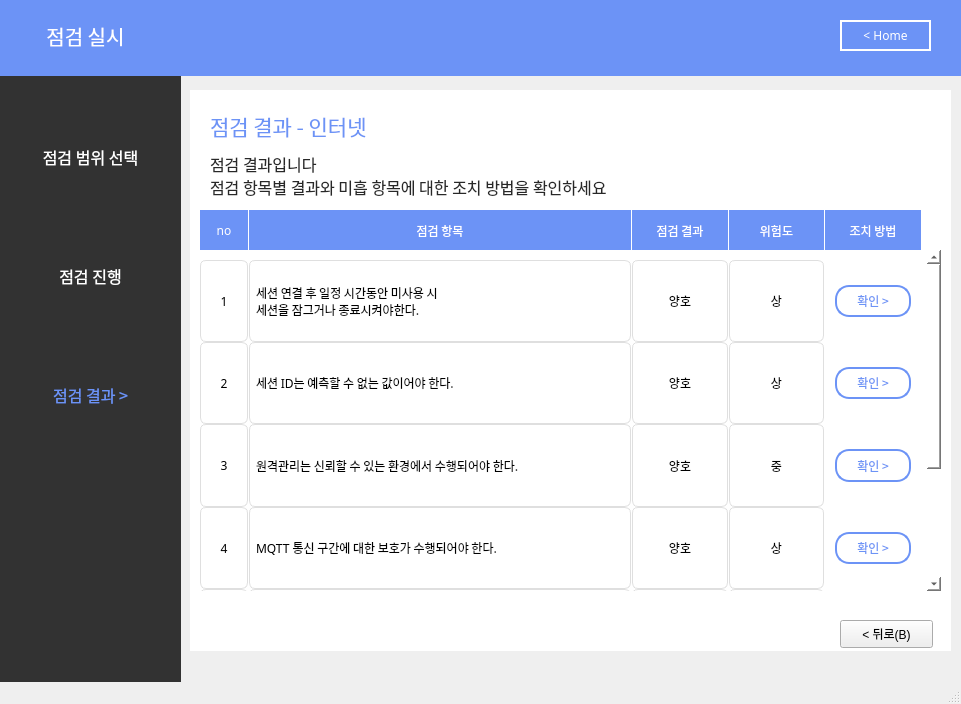
skyun333/wallpad, file result_internet.ui: the form before one commit.
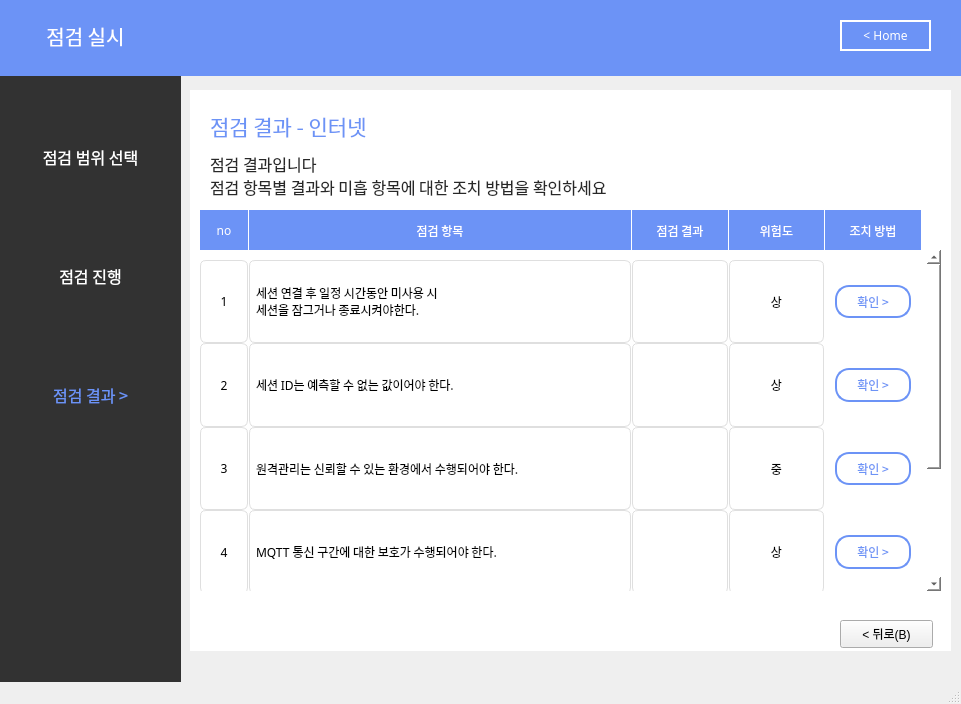
The form after the commit. Icons and pictures are not drawn.

Commit message: button style update

Diff of the .ui file:
```diff
--- a/result_internet.ui
+++ b/result_internet.ui
@@ -546,7 +546,7 @@
         <x>0</x>
         <y>10</y>
         <width>721</width>
-        <height>411</height>
+        <height>417</height>
        </rect>
       </property>
       <layout class="QGridLayout" name="gridLayout_5" columnstretch="1,8,2,2,2">
@@ -604,63 +604,6 @@
          </property>
         </widget>
        </item>
-       <item row="3" column="2">
-        <widget class="QLabel" name="label_183">
-         <property name="font">
-          <font>
-           <family>AppleSDGothicNeoM00</family>
-          </font>
-         </property>
-         <property name="styleSheet">
-          <string notr="true">border: 1px solid rgb(223, 223, 223);
-border-radius: 6px</string>
-         </property>
-         <property name="text">
-          <string>양호</string>
-         </property>
-         <property name="alignment">
-          <set>Qt::AlignCenter</set>
-         </property>
-        </widget>
-       </item>
-       <item row="2" column="2">
-        <widget class="QLabel" name="label_189">
-         <property name="font">
-          <font>
-           <family>AppleSDGothicNeoM00</family>
-          </font>
-         </property>
-         <property name="styleSheet">
-          <string notr="true">border: 1px solid rgb(223, 223, 223);
-border-radius: 6px</string>
-         </property>
-         <property name="text">
-          <string>양호</string>
-         </property>
-         <property name="alignment">
-          <set>Qt::AlignCenter</set>
-         </property>
-        </widget>
-       </item>
-       <item row="5" column="2">
-        <widget class="QLabel" name="label_179">
-         <property name="font">
-          <font>
-           <family>AppleSDGothicNeoM00</family>
-          </font>
-         </property>
-         <property name="styleSheet">
-          <string notr="true">border: 1px solid rgb(223, 223, 223);
-border-radius: 6px</string>
-         </property>
-         <property name="text">
-          <string>양호</string>
-         </property>
-         <property name="alignment">
-          <set>Qt::AlignCenter</set>
-         </property>
-        </widget>
-       </item>
        <item row="5" column="3">
         <widget class="QLabel" name="label_178">
          <property name="font">
@@ -680,25 +623,6 @@
          </property>
         </widget>
        </item>
-       <item row="4" column="2">
-        <widget class="QLabel" name="label_181">
-         <property name="font">
-          <font>
-           <family>AppleSDGothicNeoM00</family>
-          </font>
-         </property>
-         <property name="styleSheet">
-          <string notr="true">border: 1px solid rgb(223, 223, 223);
-border-radius: 6px</string>
-         </property>
-         <property name="text">
-          <string>양호</string>
-         </property>
-         <property name="alignment">
-          <set>Qt::AlignCenter</set>
-         </property>
-        </widget>
-       </item>
        <item row="4" column="4">
         <widget class="QPushButton" name="pushButton_53">
          <property name="sizePolicy">
@@ -1214,25 +1138,6 @@
          </property>
         </widget>
        </item>
-       <item row="0" column="2">
-        <widget class="QLabel" name="label_182">
-         <property name="font">
-          <font>
-           <family>AppleSDGothicNeoM00</family>
-          </font>
-         </property>
-         <property name="styleSheet">
-          <string notr="true">border: 1px solid rgb(223, 223, 223);
-border-radius: 6px</string>
-         </property>
-         <property name="text">
-          <string>양호</string>
-         </property>
-         <property name="alignment">
-          <set>Qt::AlignCenter</set>
-         </property>
-        </widget>
-       </item>
        <item row="5" column="1">
         <widget class="QLabel" name="label_195">
          <property name="font">
@@ -1253,6 +1158,76 @@
          </property>
         </widget>
        </item>
+       <item row="0" column="2">
+        <widget class="QLabel" name="label_33">
+         <property name="styleSheet">
+          <string notr="true">border: 1px solid rgb(223, 223, 223);
+border-radius: 6px;</string>
+         </property>
+         <property name="text">
+          <string/>
+         </property>
+         <property name="pixmap">
+          <pixmap>done.png</pixmap>
+         </property>
+        </widget>
+       </item>
+       <item row="2" column="2">
+        <widget class="QLabel" name="label_34">
+         <property name="styleSheet">
+          <string notr="true">border: 1px solid rgb(223, 223, 223);
+border-radius: 6px;</string>
+         </property>
+         <property name="text">
+          <string/>
+         </property>
+         <property name="pixmap">
+          <pixmap>done.png</pixmap>
+         </property>
+        </widget>
+       </item>
+       <item row="3" column="2">
+        <widget class="QLabel" name="label_35">
+         <property name="styleSheet">
+          <string notr="true">border: 1px solid rgb(223, 223, 223);
+border-radius: 6px;</string>
+         </property>
+         <property name="text">
+          <string/>
+         </property>
+         <property name="pixmap">
+          <pixmap>danger.png</pixmap>
+         </property>
+        </widget>
+       </item>
+       <item row="4" column="2">
+        <widget class="QLabel" name="label_36">
+         <property name="styleSheet">
+          <string notr="true">border: 1px solid rgb(223, 223, 223);
+border-radius: 6px;</string>
+         </property>
+         <property name="text">
+          <string/>
+         </property>
+         <property name="pixmap">
+          <pixmap>danger.png</pixmap>
+         </property>
+        </widget>
+       </item>
+       <item row="5" column="2">
+        <widget class="QLabel" name="label_37">
+         <property name="styleSheet">
+          <string notr="true">border: 1px solid rgb(223, 223, 223);
+border-radius: 6px;</string>
+         </property>
+         <property name="text">
+          <string/>
+         </property>
+         <property name="pixmap">
+          <pixmap>done.png</pixmap>
+         </property>
+        </widget>
+       </item>
       </layout>
      </widget>
     </widget>
```
The commit also changes 5 other files.
